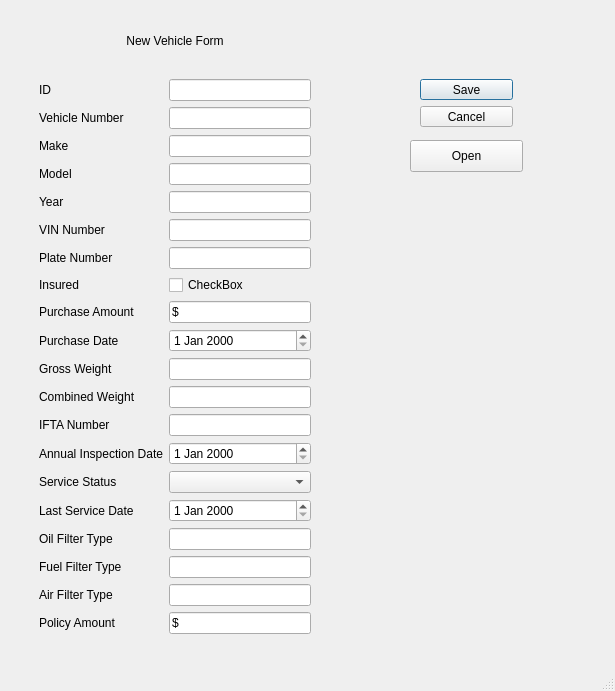
This is SoftwareApplication/newvehicle.ui in mkalikas/InventoryTracking as Qt 5 draws it before an edit. The edited form follows.
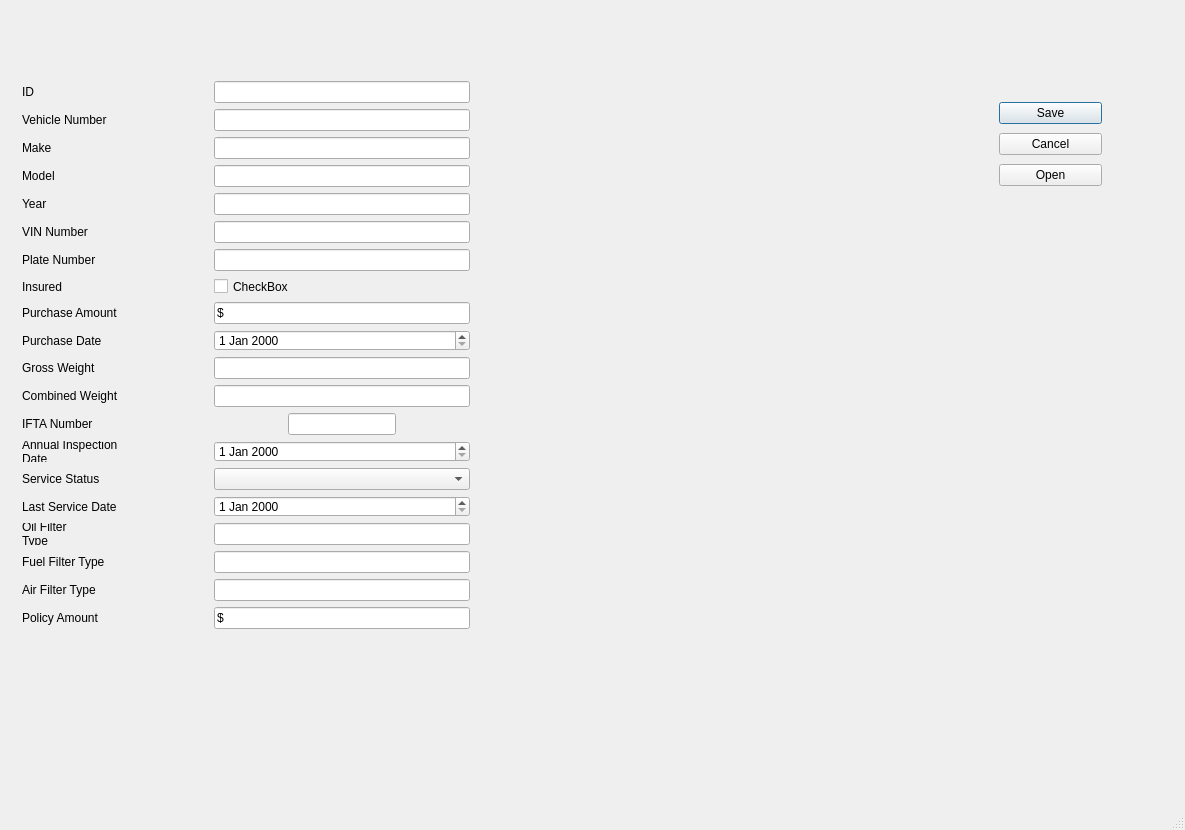
This is the edited form.

Commit message: changedd layout for vehicle form

What changed in the file:
```diff
--- a/SoftwareApplication/newvehicle.ui
+++ b/SoftwareApplication/newvehicle.ui
@@ -6,10 +6,16 @@
    <rect>
     <x>0</x>
     <y>0</y>
-    <width>615</width>
-    <height>691</height>
+    <width>1185</width>
+    <height>830</height>
    </rect>
   </property>
+  <property name="sizePolicy">
+   <sizepolicy hsizetype="Expanding" vsizetype="Expanding">
+    <horstretch>0</horstretch>
+    <verstretch>3</verstretch>
+   </sizepolicy>
+  </property>
   <property name="focusPolicy">
    <enum>Qt::TabFocus</enum>
   </property>
@@ -25,163 +31,39 @@
   <property name="sizeGripEnabled">
    <bool>true</bool>
   </property>
-  <widget class="QWidget" name="layoutWidget">
+  <widget class="QWidget" name="">
    <property name="geometry">
     <rect>
-     <x>30</x>
-     <y>0</y>
-     <width>290</width>
-     <height>643</height>
+     <x>22</x>
+     <y>72</y>
+     <width>651</width>
+     <height>751</height>
     </rect>
    </property>
-   <layout class="QHBoxLayout" name="horizontalLayout">
-    <item>
-     <layout class="QVBoxLayout" name="verticalLayout">
-      <item>
-       <widget class="QLabel" name="label">
-        <property name="text">
-         <string>New Vehicle Form</string>
-        </property>
-        <property name="alignment">
-         <set>Qt::AlignCenter</set>
-        </property>
-        <property name="textInteractionFlags">
-         <set>Qt::NoTextInteraction</set>
-        </property>
-       </widget>
-      </item>
-      <item>
-       <layout class="QGridLayout" name="gridLayout">
+   <layout class="QGridLayout" name="gridLayout" rowstretch="0,0,0,0,0,0,0,0,0,0,0,0,0,0,0,0,0,0,0,0">
         <property name="sizeConstraint">
          <enum>QLayout::SetMaximumSize</enum>
         </property>
         <property name="leftMargin">
          <number>0</number>
         </property>
-        <item row="0" column="0">
-         <widget class="QLabel" name="label_2">
-          <property name="text">
-           <string>ID</string>
-          </property>
-          <property name="buddy">
-           <cstring>lineEdit_id</cstring>
-          </property>
-         </widget>
-        </item>
-        <item row="0" column="1">
-         <widget class="QLineEdit" name="lineEdit_id">
-          <property name="enabled">
-           <bool>true</bool>
-          </property>
-          <property name="clearButtonEnabled">
-           <bool>false</bool>
-          </property>
-         </widget>
-        </item>
-        <item row="7" column="1">
-         <widget class="QCheckBox" name="checkBox">
-          <property name="text">
-           <string>CheckBox</string>
-          </property>
-         </widget>
-        </item>
-        <item row="9" column="1">
-         <widget class="QDateEdit" name="dateEdit"/>
-        </item>
-        <item row="12" column="1">
-         <widget class="QLineEdit" name="lineEdit_ifta">
-          <property name="clearButtonEnabled">
-           <bool>false</bool>
-          </property>
-         </widget>
-        </item>
-        <item row="13" column="1">
-         <widget class="QDateEdit" name="dateEdit_2"/>
-        </item>
-        <item row="14" column="0">
-         <widget class="QLabel" name="label_17">
-          <property name="text">
-           <string>Service Status</string>
-          </property>
-          <property name="buddy">
-           <cstring>comboBox</cstring>
-          </property>
-         </widget>
-        </item>
-        <item row="2" column="1">
-         <widget class="QLineEdit" name="lineEdit_make">
-          <property name="clearButtonEnabled">
-           <bool>false</bool>
-          </property>
-         </widget>
-        </item>
-        <item row="3" column="1">
-         <widget class="QLineEdit" name="lineEdit_model">
-          <property name="clearButtonEnabled">
-           <bool>false</bool>
-          </property>
-         </widget>
-        </item>
-        <item row="6" column="1">
-         <widget class="QLineEdit" name="lineEdit_platenum">
-          <property name="clearButtonEnabled">
-           <bool>false</bool>
-          </property>
-         </widget>
-        </item>
-        <item row="6" column="0">
-         <widget class="QLabel" name="label_8">
-          <property name="text">
-           <string>Plate Number</string>
-          </property>
-          <property name="buddy">
-           <cstring>lineEdit_platenum</cstring>
-          </property>
-         </widget>
-        </item>
-        <item row="10" column="1">
-         <widget class="QLineEdit" name="lineEdit_grossweight">
-          <property name="clearButtonEnabled">
-           <bool>false</bool>
-          </property>
-         </widget>
-        </item>
-        <item row="5" column="0">
-         <widget class="QLabel" name="label_7">
-          <property name="text">
-           <string>VIN Number</string>
-          </property>
-          <property name="buddy">
-           <cstring>lineEdit_vin</cstring>
-          </property>
-         </widget>
-        </item>
-        <item row="11" column="0">
-         <widget class="QLabel" name="label_14">
-          <property name="text">
-           <string>Combined Weight</string>
-          </property>
-          <property name="buddy">
-           <cstring>lineEdit_combinedweight</cstring>
-          </property>
-         </widget>
-        </item>
-        <item row="5" column="1">
-         <widget class="QLineEdit" name="lineEdit_vin">
-          <property name="clearButtonEnabled">
-           <bool>false</bool>
-          </property>
-         </widget>
-        </item>
-        <item row="1" column="1">
-         <widget class="QLineEdit" name="lineEdit_vehiclenum">
-          <property name="clearButtonEnabled">
-           <bool>false</bool>
-          </property>
-         </widget>
-        </item>
+    <property name="rightMargin">
+     <number>0</number>
+    </property>
+    <property name="horizontalSpacing">
+     <number>89</number>
+    </property>
+    <property name="verticalSpacing">
+     <number>6</number>
+    </property>
         <item row="3" column="0">
          <widget class="QLabel" name="label_5">
+      <property name="maximumSize">
+       <size>
+        <width>103</width>
+        <height>22</height>
+       </size>
+      </property>
           <property name="text">
            <string>Model</string>
           </property>
@@ -190,18 +72,128 @@
           </property>
          </widget>
         </item>
+    <item row="5" column="1">
+     <widget class="QLineEdit" name="lineEdit_vin">
+      <property name="maximumSize">
+       <size>
+        <width>256</width>
+        <height>22</height>
+       </size>
+      </property>
+      <property name="clearButtonEnabled">
+       <bool>false</bool>
+      </property>
+     </widget>
+    </item>
         <item row="11" column="1">
          <widget class="QLineEdit" name="lineEdit_combinedweight">
+      <property name="maximumSize">
+       <size>
+        <width>256</width>
+        <height>22</height>
+       </size>
+      </property>
           <property name="clearButtonEnabled">
            <bool>false</bool>
           </property>
          </widget>
         </item>
+    <item row="1" column="1">
+     <widget class="QLineEdit" name="lineEdit_vehiclenum">
+      <property name="maximumSize">
+       <size>
+        <width>256</width>
+        <height>22</height>
+       </size>
+      </property>
+      <property name="clearButtonEnabled">
+       <bool>false</bool>
+      </property>
+     </widget>
+    </item>
+    <item row="11" column="0">
+     <widget class="QLabel" name="label_14">
+      <property name="maximumSize">
+       <size>
+        <width>103</width>
+        <height>22</height>
+       </size>
+      </property>
+      <property name="text">
+       <string>Combined Weight</string>
+      </property>
+      <property name="wordWrap">
+       <bool>true</bool>
+      </property>
+      <property name="textInteractionFlags">
+       <set>Qt::NoTextInteraction</set>
+      </property>
+      <property name="buddy">
+       <cstring>lineEdit_combinedweight</cstring>
+      </property>
+     </widget>
+    </item>
+    <item row="10" column="0">
+     <widget class="QLabel" name="label_13">
+      <property name="maximumSize">
+       <size>
+        <width>103</width>
+        <height>22</height>
+       </size>
+      </property>
+      <property name="text">
+       <string>Gross Weight</string>
+      </property>
+      <property name="textFormat">
+       <enum>Qt::AutoText</enum>
+      </property>
+      <property name="wordWrap">
+       <bool>true</bool>
+      </property>
+      <property name="textInteractionFlags">
+       <set>Qt::NoTextInteraction</set>
+      </property>
+      <property name="buddy">
+       <cstring>lineEdit_grossweight</cstring>
+      </property>
+     </widget>
+    </item>
+    <item row="2" column="0">
+     <widget class="QLabel" name="label_4">
+      <property name="maximumSize">
+       <size>
+        <width>103</width>
+        <height>22</height>
+       </size>
+      </property>
+      <property name="text">
+       <string>Make</string>
+      </property>
+      <property name="textInteractionFlags">
+       <set>Qt::NoTextInteraction</set>
+      </property>
+      <property name="buddy">
+       <cstring>lineEdit_make</cstring>
+      </property>
+     </widget>
+    </item>
         <item row="9" column="0">
          <widget class="QLabel" name="label_12">
+      <property name="maximumSize">
+       <size>
+        <width>103</width>
+        <height>21</height>
+       </size>
+      </property>
           <property name="text">
            <string>Purchase Date</string>
           </property>
+      <property name="wordWrap">
+       <bool>true</bool>
+      </property>
+      <property name="textInteractionFlags">
+       <set>Qt::NoTextInteraction</set>
+      </property>
           <property name="buddy">
            <cstring>dateEdit</cstring>
           </property>
@@ -209,32 +201,43 @@
         </item>
         <item row="12" column="0">
          <widget class="QLabel" name="label_15">
+      <property name="maximumSize">
+       <size>
+        <width>103</width>
+        <height>22</height>
+       </size>
+      </property>
           <property name="text">
            <string>IFTA Number</string>
           </property>
+      <property name="wordWrap">
+       <bool>true</bool>
+      </property>
+      <property name="textInteractionFlags">
+       <set>Qt::NoTextInteraction</set>
+      </property>
           <property name="buddy">
            <cstring>lineEdit_ifta</cstring>
           </property>
          </widget>
         </item>
-        <item row="2" column="0">
-         <widget class="QLabel" name="label_4">
-          <property name="text">
-           <string>Make</string>
-          </property>
-          <property name="buddy">
-           <cstring>lineEdit_make</cstring>
-          </property>
-         </widget>
-        </item>
-        <item row="10" column="0">
-         <widget class="QLabel" name="label_13">
+    <item row="1" column="0">
+     <widget class="QLabel" name="label_3">
+      <property name="maximumSize">
+       <size>
+        <width>103</width>
+        <height>22</height>
+       </size>
+      </property>
           <property name="text">
-           <string>Gross Weight</string>
-          </property>
-          <property name="textFormat">
-           <enum>Qt::AutoText</enum>
-          </property>
+       <string>Vehicle Number</string>
+      </property>
+      <property name="wordWrap">
+       <bool>true</bool>
+      </property>
+      <property name="textInteractionFlags">
+       <set>Qt::NoTextInteraction</set>
+      </property>
           <property name="buddy">
            <cstring>lineEdit_grossweight</cstring>
           </property>
@@ -242,29 +245,44 @@
         </item>
         <item row="13" column="0">
          <widget class="QLabel" name="label_16">
+      <property name="maximumSize">
+       <size>
+        <width>103</width>
+        <height>21</height>
+       </size>
+      </property>
           <property name="text">
            <string>Annual Inspection Date</string>
           </property>
+      <property name="wordWrap">
+       <bool>true</bool>
+      </property>
+      <property name="textInteractionFlags">
+       <set>Qt::NoTextInteraction</set>
+      </property>
           <property name="buddy">
            <cstring>dateEdit_2</cstring>
           </property>
          </widget>
         </item>
         <item row="14" column="1">
-         <widget class="QComboBox" name="comboBox"/>
-        </item>
-        <item row="1" column="0">
-         <widget class="QLabel" name="label_3">
-          <property name="text">
-           <string>Vehicle Number</string>
-          </property>
-          <property name="buddy">
-           <cstring>lineEdit_vehiclenum</cstring>
+     <widget class="QComboBox" name="comboBox">
+      <property name="maximumSize">
+       <size>
+        <width>256</width>
+        <height>22</height>
+       </size>
           </property>
          </widget>
         </item>
         <item row="4" column="0">
          <widget class="QLabel" name="label_6">
+      <property name="maximumSize">
+       <size>
+        <width>103</width>
+        <height>22</height>
+       </size>
+      </property>
           <property name="text">
            <string>Year</string>
           </property>
@@ -275,6 +293,12 @@
         </item>
         <item row="7" column="0">
          <widget class="QLabel" name="label_9">
+      <property name="maximumSize">
+       <size>
+        <width>103</width>
+        <height>19</height>
+       </size>
+      </property>
           <property name="text">
            <string>Insured</string>
           </property>
@@ -285,26 +309,50 @@
         </item>
         <item row="8" column="0">
          <widget class="QLabel" name="label_11">
+      <property name="maximumSize">
+       <size>
+        <width>103</width>
+        <height>22</height>
+       </size>
+      </property>
           <property name="text">
            <string>Purchase Amount</string>
           </property>
+      <property name="wordWrap">
+       <bool>true</bool>
+      </property>
+      <property name="textInteractionFlags">
+       <set>Qt::NoTextInteraction</set>
+      </property>
           <property name="buddy">
            <cstring>lineEdit_8</cstring>
           </property>
          </widget>
         </item>
-        <item row="15" column="0">
-         <widget class="QLabel" name="label_18">
-          <property name="text">
-           <string>Last Service Date</string>
-          </property>
-          <property name="buddy">
-           <cstring>dateEdit_3</cstring>
-          </property>
-         </widget>
-        </item>
         <item row="4" column="1">
          <widget class="QLineEdit" name="lineEdit_year">
+      <property name="maximumSize">
+       <size>
+        <width>256</width>
+        <height>22</height>
+       </size>
+      </property>
+      <property name="clearButtonEnabled">
+       <bool>false</bool>
+      </property>
+     </widget>
+    </item>
+    <item row="19" column="1">
+     <widget class="QLineEdit" name="lineEdit_18">
+      <property name="maximumSize">
+       <size>
+        <width>256</width>
+        <height>22</height>
+       </size>
+      </property>
+      <property name="text">
+       <string>$</string>
+      </property>
           <property name="clearButtonEnabled">
            <bool>false</bool>
           </property>
@@ -312,73 +360,110 @@
         </item>
         <item row="19" column="0">
          <widget class="QLabel" name="label_10">
+      <property name="maximumSize">
+       <size>
+        <width>103</width>
+        <height>22</height>
+       </size>
+      </property>
           <property name="text">
            <string>Policy Amount</string>
           </property>
+      <property name="wordWrap">
+       <bool>true</bool>
+      </property>
+      <property name="textInteractionFlags">
+       <set>Qt::NoTextInteraction</set>
+      </property>
           <property name="buddy">
            <cstring>lineEdit_18</cstring>
           </property>
          </widget>
         </item>
-        <item row="19" column="1">
-         <widget class="QLineEdit" name="lineEdit_18">
+    <item row="15" column="0">
+     <widget class="QLabel" name="label_18">
+      <property name="maximumSize">
+       <size>
+        <width>103</width>
+        <height>21</height>
+       </size>
+      </property>
           <property name="text">
-           <string>$</string>
-          </property>
-          <property name="clearButtonEnabled">
-           <bool>false</bool>
+       <string>Last Service Date</string>
+      </property>
+      <property name="wordWrap">
+       <bool>true</bool>
+      </property>
+      <property name="textInteractionFlags">
+       <set>Qt::NoTextInteraction</set>
+      </property>
+      <property name="buddy">
+       <cstring>dateEdit_3</cstring>
+      </property>
+     </widget>
+    </item>
+    <item row="15" column="1" alignment="Qt::AlignVCenter">
+     <widget class="QDateEdit" name="dateEdit_3">
+      <property name="maximumSize">
+       <size>
+        <width>256</width>
+        <height>21</height>
+       </size>
+      </property>
+     </widget>
+    </item>
+    <item row="16" column="0" alignment="Qt::AlignLeft">
+     <widget class="QLabel" name="label_19">
+      <property name="maximumSize">
+       <size>
+        <width>103</width>
+        <height>22</height>
+       </size>
+      </property>
+      <property name="text">
+       <string>Oil Filter Type</string>
+      </property>
+      <property name="wordWrap">
+       <bool>true</bool>
+      </property>
+      <property name="textInteractionFlags">
+       <set>Qt::NoTextInteraction</set>
+      </property>
+      <property name="buddy">
+       <cstring>lineEdit_oil_filter_type</cstring>
           </property>
          </widget>
         </item>
         <item row="17" column="0">
          <widget class="QLabel" name="label_20">
+      <property name="maximumSize">
+       <size>
+        <width>103</width>
+        <height>22</height>
+       </size>
+      </property>
           <property name="text">
            <string>Fuel Filter Type</string>
           </property>
+      <property name="wordWrap">
+       <bool>true</bool>
+      </property>
+      <property name="textInteractionFlags">
+       <set>Qt::NoTextInteraction</set>
+      </property>
           <property name="buddy">
            <cstring>lineEdit_fuel_filter_type</cstring>
           </property>
          </widget>
         </item>
-        <item row="16" column="0">
-         <widget class="QLabel" name="label_19">
-          <property name="text">
-           <string>Oil Filter Type</string>
-          </property>
-          <property name="buddy">
-           <cstring>lineEdit_oil_filter_type</cstring>
-          </property>
-         </widget>
-        </item>
         <item row="17" column="1">
          <widget class="QLineEdit" name="lineEdit_fuel_filter_type">
-          <property name="clearButtonEnabled">
-           <bool>false</bool>
-          </property>
-         </widget>
-        </item>
-        <item row="15" column="1">
-         <widget class="QDateEdit" name="dateEdit_3"/>
-        </item>
-        <item row="18" column="0">
-         <widget class="QLabel" name="label_21">
-          <property name="text">
-           <string>Air Filter Type</string>
-          </property>
-          <property name="buddy">
-           <cstring>lineEdit_air_filter_type</cstring>
-          </property>
-         </widget>
-        </item>
-        <item row="18" column="1">
-         <widget class="QLineEdit" name="lineEdit_air_filter_type">
-          <property name="clearButtonEnabled">
-           <bool>false</bool>
-          </property>
-         </widget>
-        </item>
-        <item row="16" column="1">
-         <widget class="QLineEdit" name="lineEdit_oil_filter_type">
+      <property name="maximumSize">
+       <size>
+        <width>256</width>
+        <height>22</height>
+       </size>
+      </property>
           <property name="clearButtonEnabled">
            <bool>false</bool>
           </property>
@@ -386,6 +471,12 @@
         </item>
         <item row="8" column="1">
          <widget class="QLineEdit" name="lineEdit_8">
+      <property name="maximumSize">
+       <size>
+        <width>256</width>
+        <height>22</height>
+       </size>
+      </property>
           <property name="inputMethodHints">
            <set>Qt::ImhPreferNumbers</set>
           </property>
@@ -403,25 +494,281 @@
           </property>
          </widget>
         </item>
-       </layout>
-      </item>
-     </layout>
+    <item row="16" column="1">
+     <widget class="QLineEdit" name="lineEdit_oil_filter_type">
+      <property name="maximumSize">
+       <size>
+        <width>256</width>
+        <height>22</height>
+       </size>
+      </property>
+      <property name="font">
+       <font>
+        <family>Verdana</family>
+        <pointsize>12</pointsize>
+       </font>
+      </property>
+      <property name="styleSheet">
+       <string notr="true">font: 12pt &quot;Verdana&quot;;
+color: rgb(0, 0, 0);</string>
+      </property>
+      <property name="alignment">
+       <set>Qt::AlignJustify|Qt::AlignVCenter</set>
+      </property>
+      <property name="clearButtonEnabled">
+       <bool>false</bool>
+      </property>
+     </widget>
+    </item>
+    <item row="18" column="1">
+     <widget class="QLineEdit" name="lineEdit_air_filter_type">
+      <property name="maximumSize">
+       <size>
+        <width>256</width>
+        <height>22</height>
+       </size>
+      </property>
+      <property name="clearButtonEnabled">
+       <bool>false</bool>
+      </property>
+     </widget>
     </item>
+    <item row="18" column="0">
+     <widget class="QLabel" name="label_21">
+      <property name="maximumSize">
+       <size>
+        <width>103</width>
+        <height>22</height>
+       </size>
+      </property>
+      <property name="text">
+       <string>Air Filter Type</string>
+      </property>
+      <property name="wordWrap">
+       <bool>true</bool>
+      </property>
+      <property name="textInteractionFlags">
+       <set>Qt::NoTextInteraction</set>
+      </property>
+      <property name="buddy">
+       <cstring>lineEdit_air_filter_type</cstring>
+      </property>
+     </widget>
+    </item>
+    <item row="9" column="1">
+     <widget class="QDateEdit" name="dateEdit">
+      <property name="maximumSize">
+       <size>
+        <width>256</width>
+        <height>21</height>
+       </size>
+      </property>
+     </widget>
+    </item>
+    <item row="0" column="0">
+     <widget class="QLabel" name="label_2">
+      <property name="maximumSize">
+       <size>
+        <width>103</width>
+        <height>22</height>
+       </size>
+      </property>
+      <property name="text">
+       <string>ID</string>
+      </property>
+      <property name="textInteractionFlags">
+       <set>Qt::NoTextInteraction</set>
+      </property>
+      <property name="buddy">
+       <cstring>lineEdit_id</cstring>
+      </property>
+     </widget>
+    </item>
+    <item row="0" column="1">
+     <widget class="QLineEdit" name="lineEdit_id">
+      <property name="enabled">
+       <bool>true</bool>
+      </property>
+      <property name="maximumSize">
+       <size>
+        <width>256</width>
+        <height>22</height>
+       </size>
+      </property>
+      <property name="styleSheet">
+       <string notr="true">font: 12pt &quot;Verdana&quot;;</string>
+      </property>
+      <property name="clearButtonEnabled">
+       <bool>false</bool>
+      </property>
+     </widget>
+    </item>
+    <item row="7" column="1">
+     <widget class="QCheckBox" name="checkBox">
+      <property name="maximumSize">
+       <size>
+        <width>256</width>
+        <height>19</height>
+       </size>
+      </property>
+      <property name="text">
+       <string>CheckBox</string>
+      </property>
+     </widget>
+    </item>
+    <item row="2" column="1">
+     <widget class="QLineEdit" name="lineEdit_make">
+      <property name="maximumSize">
+       <size>
+        <width>256</width>
+        <height>22</height>
+       </size>
+      </property>
+      <property name="clearButtonEnabled">
+       <bool>false</bool>
+      </property>
+     </widget>
+    </item>
+    <item row="12" column="1" alignment="Qt::AlignHCenter">
+     <widget class="QLineEdit" name="lineEdit_ifta">
+      <property name="maximumSize">
+       <size>
+        <width>256</width>
+        <height>22</height>
+       </size>
+      </property>
+      <property name="clearButtonEnabled">
+       <bool>false</bool>
+      </property>
+     </widget>
+    </item>
+    <item row="3" column="1">
+     <widget class="QLineEdit" name="lineEdit_model">
+      <property name="maximumSize">
+       <size>
+        <width>256</width>
+        <height>22</height>
+       </size>
+      </property>
+      <property name="clearButtonEnabled">
+       <bool>false</bool>
+      </property>
+     </widget>
+    </item>
+    <item row="14" column="0" alignment="Qt::AlignVCenter">
+     <widget class="QLabel" name="label_17">
+      <property name="maximumSize">
+       <size>
+        <width>103</width>
+        <height>22</height>
+       </size>
+      </property>
+      <property name="text">
+       <string>Service Status</string>
+      </property>
+      <property name="wordWrap">
+       <bool>true</bool>
+      </property>
+      <property name="textInteractionFlags">
+       <set>Qt::NoTextInteraction</set>
+      </property>
+      <property name="buddy">
+       <cstring>comboBox</cstring>
+      </property>
+     </widget>
+    </item>
+    <item row="13" column="1">
+     <widget class="QDateEdit" name="dateEdit_2">
+      <property name="maximumSize">
+       <size>
+        <width>256</width>
+        <height>21</height>
+       </size>
+      </property>
+     </widget>
+    </item>
+    <item row="6" column="1">
+     <widget class="QLineEdit" name="lineEdit_platenum">
+      <property name="maximumSize">
+       <size>
+        <width>256</width>
+        <height>22</height>
+       </size>
+      </property>
+      <property name="clearButtonEnabled">
+       <bool>false</bool>
+      </property>
+     </widget>
+    </item>
+    <item row="10" column="1">
+     <widget class="QLineEdit" name="lineEdit_grossweight">
+      <property name="maximumSize">
+       <size>
+        <width>256</width>
+        <height>22</height>
+       </size>
+      </property>
+      <property name="clearButtonEnabled">
+       <bool>false</bool>
+      </property>
+     </widget>
+    </item>
+    <item row="5" column="0">
+     <widget class="QLabel" name="label_7">
+      <property name="maximumSize">
+       <size>
+        <width>103</width>
+        <height>22</height>
+       </size>
+      </property>
+      <property name="text">
+       <string>VIN Number</string>
+      </property>
+      <property name="wordWrap">
+       <bool>true</bool>
+      </property>
+      <property name="textInteractionFlags">
+       <set>Qt::NoTextInteraction</set>
+      </property>
+      <property name="buddy">
+       <cstring>lineEdit_vin</cstring>
+      </property>
+     </widget>
+    </item>
+    <item row="6" column="0">
+     <widget class="QLabel" name="label_8">
+      <property name="maximumSize">
+       <size>
+        <width>103</width>
+        <height>22</height>
+       </size>
+      </property>
+      <property name="text">
+       <string>Plate Number</string>
+      </property>
+      <property name="wordWrap">
+       <bool>true</bool>
+      </property>
+      <property name="textInteractionFlags">
+       <set>Qt::NoTextInteraction</set>
+      </property>
+      <property name="buddy">
+       <cstring>lineEdit_platenum</cstring>
+      </property>
+     </widget>
+    </item>
    </layout>
   </widget>
-  <widget class="QWidget" name="layoutWidget">
+  <widget class="QWidget" name="">
    <property name="geometry">
     <rect>
-     <x>411</x>
-     <y>70</y>
-     <width>111</width>
-     <height>66</height>
+     <x>990</x>
+     <y>90</y>
+     <width>121</width>
+     <height>111</height>
     </rect>
    </property>
-   <layout class="QVBoxLayout" name="verticalLayout_2">
-    <property name="sizeConstraint">
-     <enum>QLayout::SetDefaultConstraint</enum>
-    </property>
+   <layout class="QVBoxLayout" name="verticalLayout">
     <item>
      <widget class="QPushButton" name="pushButton_save">
       <property name="text">
@@ -436,21 +783,21 @@
       </property>
      </widget>
     </item>
-   </layout>
-  </widget>
+    <item>
   <widget class="QPushButton" name="pushButton">
-   <property name="geometry">
-    <rect>
-     <x>410</x>
-     <y>140</y>
-     <width>113</width>
-     <height>32</height>
-    </rect>
-   </property>
    <property name="text">
     <string>Open</string>
    </property>
   </widget>
+    </item>
+   </layout>
+  </widget>
+  <zorder>layoutWidget</zorder>
+  <zorder>layoutWidget</zorder>
+  <zorder>pushButton</zorder>
+  <zorder></zorder>
+  <zorder></zorder>
+  <zorder>pushButton_cancel</zorder>
  </widget>
  <layoutdefault spacing="6" margin="9"/>
  <resources/>
```
Left out of the diff: 345 changed lines with no effect on the pictures. Lines whose indentation alone changed are shown as unchanged. The commit also changes 4 other files.
